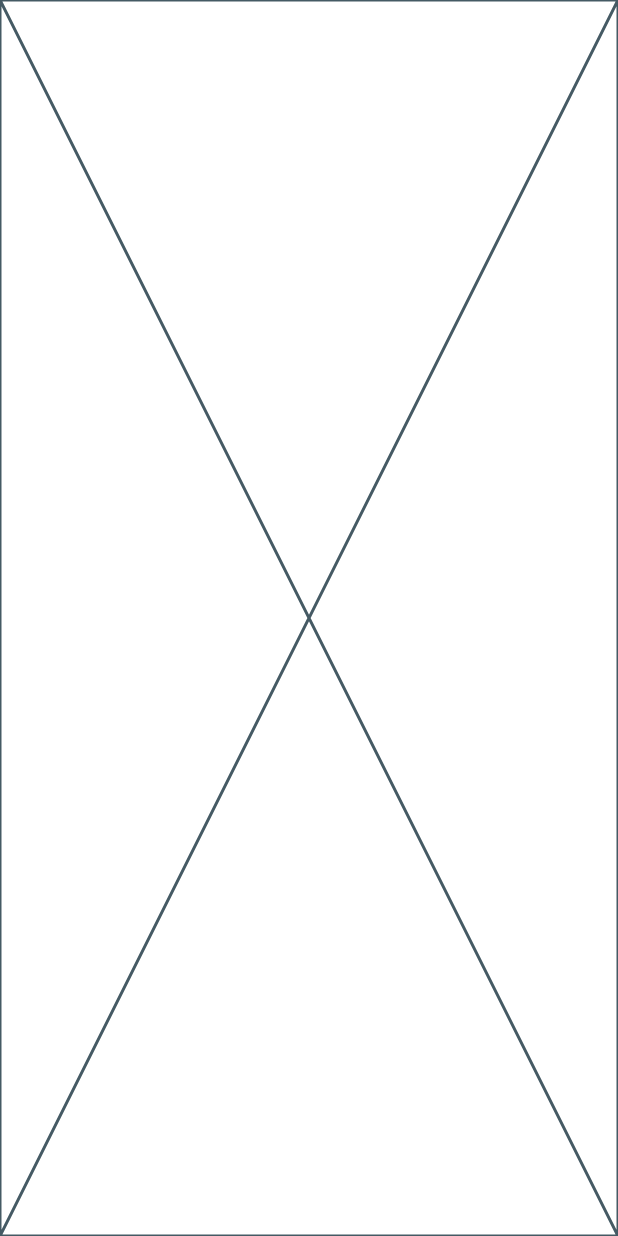
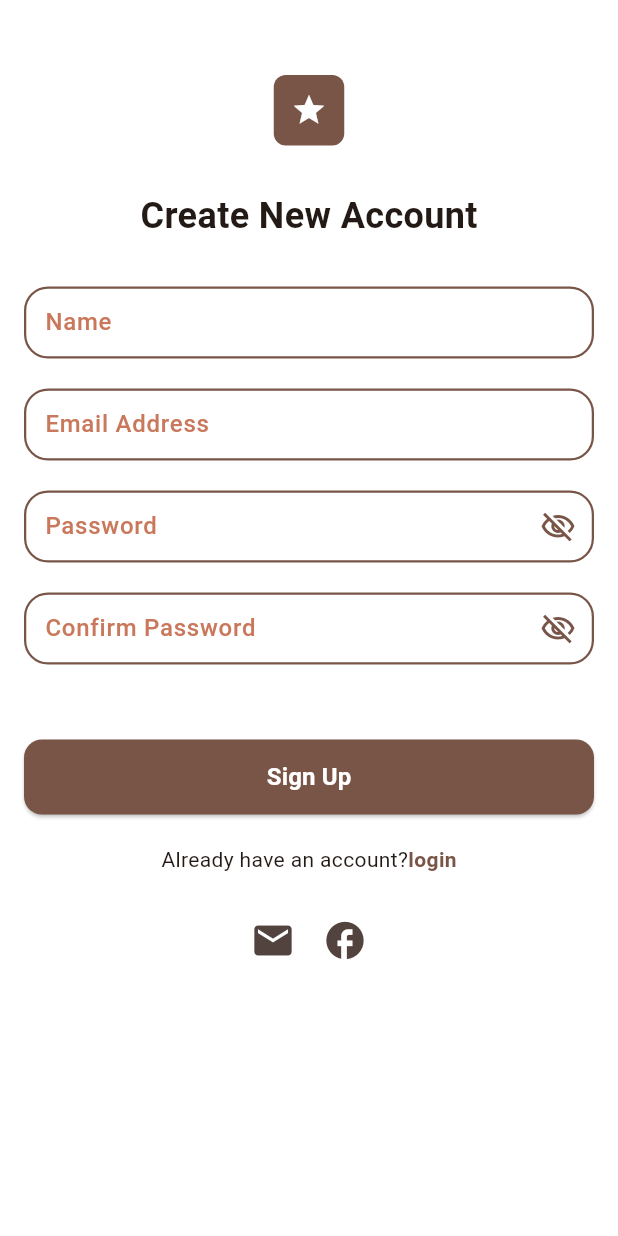
Before and after one commit to YoussefSameh1/ColorMate_App, a Flutter app: the screen it shows after launch, on a phone screen of 412 x 824 dp. Run offline on Flutter 3.47's test engine with Material 3 defaults, Android fonts, the phone set to English and light mode, and no system bars.

Commit message:
done ui for login and signup screen

```diff
--- /dev/null
+++ b/lib/core/model/text_field_model/text_field_model.dart
@@ -0,0 +1,34 @@
+import 'package:flutter/material.dart';
+import 'package:flutter/services.dart';
+
+class TextFieldModel {
+  final TextEditingController controller;
+  final String? labelText;
+  final TextInputType keyboardType;
+  final String hintText;
+   final List<TextInputFormatter>? inputFormatters;
+  final IconData? icon;
+  final String? Function(String?)? validator;
+  final bool obscureText;
+  final AutovalidateMode? autovalidateMode;
+  final FocusNode? focusNode;
+  void Function(String)? onFieldSubmitted;
+
+  bool autofocus;
+  final String? errorText;
+  TextFieldModel({
+    required this.controller,
+    this.labelText,
+    required this.keyboardType,
+    required this.hintText,
+    this.icon,
+    required this.validator,
+    this.obscureText = false,
+    this.autovalidateMode,
+    this.focusNode,
+    this.autofocus = false,
+    this.onFieldSubmitted,
+    this.errorText,
+     this.inputFormatters,
+  });
+}
--- /dev/null
+++ b/lib/core/widget/custom_text_form_field.dart
@@ -0,0 +1,110 @@
+import 'package:colormate_app/core/model/text_field_model/text_field_model.dart';
+import 'package:flutter/material.dart';
+
+class CustomTextFormField extends StatefulWidget {
+  const CustomTextFormField({super.key, required this.textFieldModel});
+
+  final TextFieldModel textFieldModel;
+
+  @override
+  State<CustomTextFormField> createState() => _CustomTextFormFieldState();
+}
+
+class _CustomTextFormFieldState extends State<CustomTextFormField> {
+  late bool isObscured;
+
+  @override
+  void initState() {
+    super.initState();
+    isObscured = widget.textFieldModel.obscureText;
+  }
+
+  @override
+  @override
+  Widget build(BuildContext context) {
+    return FormField<String>(
+      initialValue: widget.textFieldModel.controller.text,
+      validator: widget.textFieldModel.validator,
+      autovalidateMode: widget.textFieldModel.autovalidateMode,
+      builder: (FormFieldState<String> fieldState) {
+        return Column(
+          crossAxisAlignment: CrossAxisAlignment.start,
+          children: [
+            TextField(
+              controller: widget.textFieldModel.controller,
+              cursorColor: const Color.fromARGB(255, 121, 85, 72),
+              onChanged: (v) => fieldState.didChange(v),
+              obscureText: isObscured,
+
+              keyboardType: widget.textFieldModel.keyboardType,
+              autofocus: widget.textFieldModel.autofocus,
+              focusNode: widget.textFieldModel.focusNode,
+              onSubmitted: widget.textFieldModel.onFieldSubmitted,
+              style: TextStyle(
+                color: const Color.fromARGB(255, 201, 120, 91),
+                fontSize: 14,
+              ),
+              decoration: InputDecoration(
+                contentPadding: EdgeInsets.symmetric(
+                  horizontal: 10,
+                  vertical: 10,
+                ),
+                labelText: widget.textFieldModel.labelText,
+                labelStyle: TextStyle(
+                  color: const Color.fromARGB(255, 201, 120, 91),
+                  fontWeight: FontWeight.w500,
+                ),
+                hintText: widget.textFieldModel.hintText,
+                errorText: null,
+                hintStyle: TextStyle(
+                  color: const Color.fromARGB(255, 239, 178, 156),
+                ),
+                suffixIcon: widget.textFieldModel.obscureText
+                    ? GestureDetector(
+                        onTap: () {
+                          isObscured = !isObscured;
+                          setState(() {});
+                        },
+                        child: Icon(
+                          isObscured
+                              ? Icons.visibility_off_outlined
+                              : Icons.visibility_outlined,
+                          color: Colors.brown,
+                        ),
+                      )
+                    : null,
+                border: _customOutlineInputBorder(),
+                focusedBorder: _customOutlineInputBorder(),
+                enabledBorder: OutlineInputBorder(
+                  borderRadius: BorderRadius.circular(16),
+                  borderSide: BorderSide(color: Colors.brown, width: 1.5),
+                ),
+              ),
+            ),
+            if (fieldState.errorText != null)
+              Padding(
+                padding: const EdgeInsets.only(left: 8.0, top: 6.0),
+                child: Text(
+                  fieldState.errorText!,
+                  style: TextStyle(
+                    color: const Color.fromARGB(255, 198, 40, 40),
+                    fontSize: 12,
+                  ),
+                ),
+              ),
+          ],
+        );
+      },
+    );
+  }
+
+  OutlineInputBorder _customOutlineInputBorder() {
+    return OutlineInputBorder(
+      borderRadius: BorderRadius.circular(16),
+      borderSide: BorderSide(
+        color: const Color.fromARGB(255, 121, 85, 72),
+        width: 2,
+      ),
+    );
+  }
+}
--- /dev/null
+++ b/lib/features/authentication/login/ui/validator/login_validators.dart
@@ -0,0 +1,21 @@
+class LoginValidators {
+  static String? validateEmail(String? value) {
+    if (value?.isEmpty ?? true) {
+      return 'Email is required';
+    }
+    if (!RegExp(r'^[^@]+@[^@]+\.[^@]+').hasMatch(value!)) {
+      return 'Invalid email address';
+    }
+    return null;
+  }
+
+  static String? validatePassword(String? value) {
+    if (value?.isEmpty ?? true) {
+      return 'Password is required';
+    }
+    if (value!.length < 6) {
+      return 'Password must be at least 6 characters';
+    }
+    return null;
+  }
+}
--- /dev/null
+++ b/lib/features/authentication/signup/ui/signup_View.dart
@@ -0,0 +1,14 @@
+import 'package:colormate_app/features/authentication/signup/ui/widget/Signup_View_Body.dart';
+import 'package:flutter/material.dart';
+
+class SignupView extends StatelessWidget {
+  const SignupView({super.key});
+
+  @override
+  Widget build(BuildContext context) {
+    return Scaffold(
+      backgroundColor: Colors.transparent,
+      body: SignupViewBody(),
+    );
+  }
+}
--- /dev/null
+++ b/lib/features/authentication/signup/ui/validator/signup_validators.dart
@@ -0,0 +1,41 @@
+class SignupValidators {
+  static String? validateUsername(String? value) {
+    if (value?.isEmpty ?? true) {
+      return 'Username is required';
+    }
+    if (value!.length < 3) {
+      return 'Username must be at least 3 characters';
+    }
+    return null;
+  }
+
+  static String? validateEmail(String? value) {
+    if (value?.isEmpty ?? true) {
+      return 'Email is required';
+    }
+    if (!RegExp(r'^[^@]+@[^@]+\.[^@]+').hasMatch(value!)) {
+      return 'Invalid email address';
+    }
+    return null;
+  }
+
+  static String? validatePassword(String? value) {
+    if (value?.isEmpty ?? true) {
+      return 'Password is required';
+    }
+    if (value!.length < 6) {
+      return 'Password must be at least 6 characters';
+    }
+    return null;
+  }
+
+  static String? validateConfirmPassword(String? value, String? password) {
+    if (value?.isEmpty ?? true) {
+      return 'Please confirm your password';
+    }
+    if (value != password) {
+      return 'Passwords do not match';
+    }
+    return null;
+  }
+}
--- /dev/null
+++ b/lib/features/authentication/signup/ui/widget/Signup_View_Body.dart
@@ -0,0 +1,197 @@
+import 'package:colormate_app/core/model/text_field_model/text_field_model.dart';
+import 'package:colormate_app/core/widget/custom_text_form_field.dart';
+import 'package:colormate_app/features/authentication/signup/ui/validator/signup_validators.dart';
+import 'package:flutter/material.dart';
+
+class SignupViewBody extends StatefulWidget {
+  const SignupViewBody({super.key});
+
+  @override
+  State<SignupViewBody> createState() => _SignupViewBodyState();
+}
+
+class _SignupViewBodyState extends State<SignupViewBody> {
+  final TextEditingController emailController = TextEditingController();
+  final TextEditingController usernameController = TextEditingController();
+  final TextEditingController passwordController = TextEditingController();
+  final TextEditingController confirmPasswordController =
+      TextEditingController();
+  final GlobalKey<FormState> _formKey = GlobalKey<FormState>();
+
+  bool isPasswordObscured = true;
+  String? errorMessage;
+
+  @override
+  Widget build(BuildContext context) {
+    return SafeArea(
+      child: SingleChildScrollView(
+        child: Padding(
+          padding: const EdgeInsets.symmetric(horizontal: 16.0),
+          child: Form(
+            key: _formKey,
+            child: Column(
+              crossAxisAlignment: CrossAxisAlignment.center,
+              children: [
+                const SizedBox(height: 50),
+                Container(
+                  height: 47,
+                  width: 47,
+                  decoration: BoxDecoration(
+                    color: Colors.brown,
+                    borderRadius: BorderRadius.circular(8),
+                  ),
+                  child: const Icon(Icons.star, color: Colors.white),
+                ),
+                const SizedBox(height: 30),
+
+                const Text(
+                  'Create New Account',
+                  style: TextStyle(fontSize: 24, fontWeight: FontWeight.bold),
+                ),
+                const SizedBox(height: 30),
+
+                CustomTextFormField(
+                  textFieldModel: TextFieldModel(
+                    controller: usernameController,
+                    keyboardType: TextInputType.name,
+                    hintText: 'Enter your name',
+                    validator: SignupValidators.validateUsername,
+                    labelText: 'Name',
+                    icon: Icons.person,
+                  ),
+                ),
+                const SizedBox(height: 20),
+                CustomTextFormField(
+                  textFieldModel: TextFieldModel(
+                    controller: emailController,
+                    keyboardType: TextInputType.emailAddress,
+                    hintText: 'Enter your email',
+                    validator: SignupValidators.validateEmail,
+                    labelText: 'Email Address',
+                    icon: Icons.email,
+                  ),
+                ),
+                const SizedBox(height: 20),
+
+                CustomTextFormField(
+                  textFieldModel: TextFieldModel(
+                    controller: passwordController,
+                    keyboardType: TextInputType.visiblePassword,
+                    hintText: 'Enter your password',
+                    validator: SignupValidators.validatePassword,
+                    labelText: 'Password',
+                    icon: Icons.lock,
+                    obscureText: isPasswordObscured,
+                  ),
+                ),
+                const SizedBox(height: 20),
+                CustomTextFormField(
+                  textFieldModel: TextFieldModel(
+                    controller: confirmPasswordController,
+                    keyboardType: TextInputType.visiblePassword,
+                    hintText: 'confirm your password',
+                    validator: (value) =>
+                        SignupValidators.validateConfirmPassword(
+                          value,
+                          passwordController.text,
+                        ),
+                    labelText: 'Confirm Password',
+                    icon: Icons.lock,
+                    obscureText: isPasswordObscured,
+                  ),
+                ),
+                const SizedBox(height: 20),
+
+                if (errorMessage != null)
+                  Container(
+                    padding: const EdgeInsets.all(12),
+                    decoration: BoxDecoration(
+                      color: Colors.red.shade100,
+                      borderRadius: BorderRadius.circular(8),
+                      border: Border.all(color: Colors.red, width: 1),
+                    ),
+                    child: Text(
+                      errorMessage!,
+                      style: TextStyle(
+                        color: Colors.red.shade700,
+                        fontSize: 14,
+                      ),
+                    ),
+                  ),
+                const SizedBox(height: 30),
+
+                SizedBox(
+                  width: double.infinity,
+                  height: 50,
+                  child: ElevatedButton(
+                    onPressed: () {
+                      if (!_formKey.currentState!.validate()) return;
+                    },
+                    style: ElevatedButton.styleFrom(
+                      backgroundColor: Colors.brown,
+                      disabledBackgroundColor: Colors.grey,
+                      shape: RoundedRectangleBorder(
+                        borderRadius: BorderRadius.circular(12),
+                      ),
+                    ),
+                    child: const Text(
+                      'Sign Up',
+                      style: TextStyle(
+                        fontSize: 16,
+                        fontWeight: FontWeight.bold,
+                        color: Colors.white,
+                      ),
+                    ),
+                  ),
+                ),
+                const SizedBox(height: 20),
+
+                Row(
+                  mainAxisAlignment: MainAxisAlignment.center,
+                  children: [
+                    const Text(
+                      'Already have an account?',
+                      style: TextStyle(fontSize: 14),
+                    ),
+                    GestureDetector(
+                      onTap: () {},
+                      child: const Text(
+                        'login',
+                        style: TextStyle(
+                          fontSize: 14,
+                          color: Colors.brown,
+                          fontWeight: FontWeight.bold,
+                        ),
+                      ),
+                    ),
+                  ],
+                ),
+                SizedBox(height: 20),
+                Row(
+                  mainAxisAlignment: MainAxisAlignment.center,
+                  children: [
+                    IconButton(
+                      onPressed: () {},
+                      icon: Icon(Icons.email, size: 30),
+                    ),
+                    IconButton(
+                      onPressed: () {},
+                      icon: Icon(Icons.facebook, size: 30),
+                    ),
+                  ],
+                ),
+              ],
+            ),
+          ),
+        ),
+      ),
+    );
+  }
+
+  @override
+  void dispose() {
+    emailController.dispose();
+    passwordController.dispose();
+    super.dispose();
+  }
+}
--- a/lib/main.dart
+++ b/lib/main.dart
@@ -1,3 +1,5 @@
+import 'package:colormate_app/features/authentication/signup/ui/signup_View.dart';
+
 import 'package:flutter/material.dart';
 
 void main() {
@@ -9,6 +11,14 @@ class ColorMateApp extends StatelessWidget {
 
   @override
   Widget build(BuildContext context) {
-    return const Placeholder();
+    return MaterialApp(
+      title: 'ColorMate App',
+      debugShowCheckedModeBanner: false,
+      theme: ThemeData(
+        useMaterial3: true,
+        colorScheme: ColorScheme.fromSeed(seedColor: Colors.brown),
+      ),
+      home: const SignupView(),
+    );
   }
 }
```
Also changed, not shown: lib/features/authentication/login/ui/login_view.dart (added, +14 -0 lines), lib/features/authentication/login/ui/widget/Login_view_body.dart (added, +168 -0 lines).
